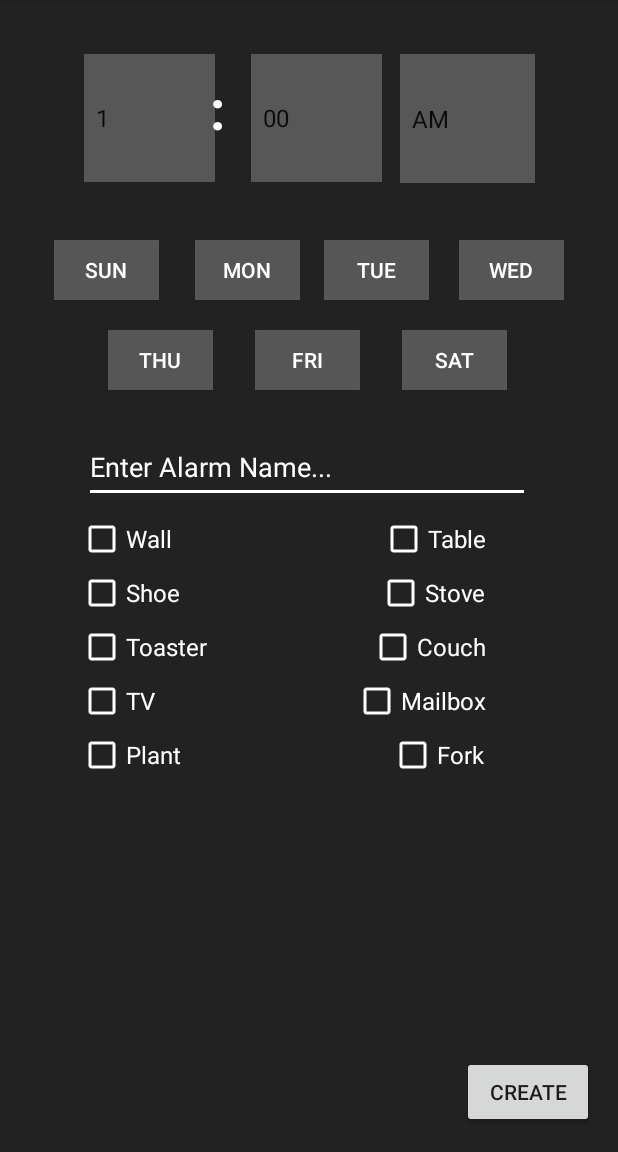
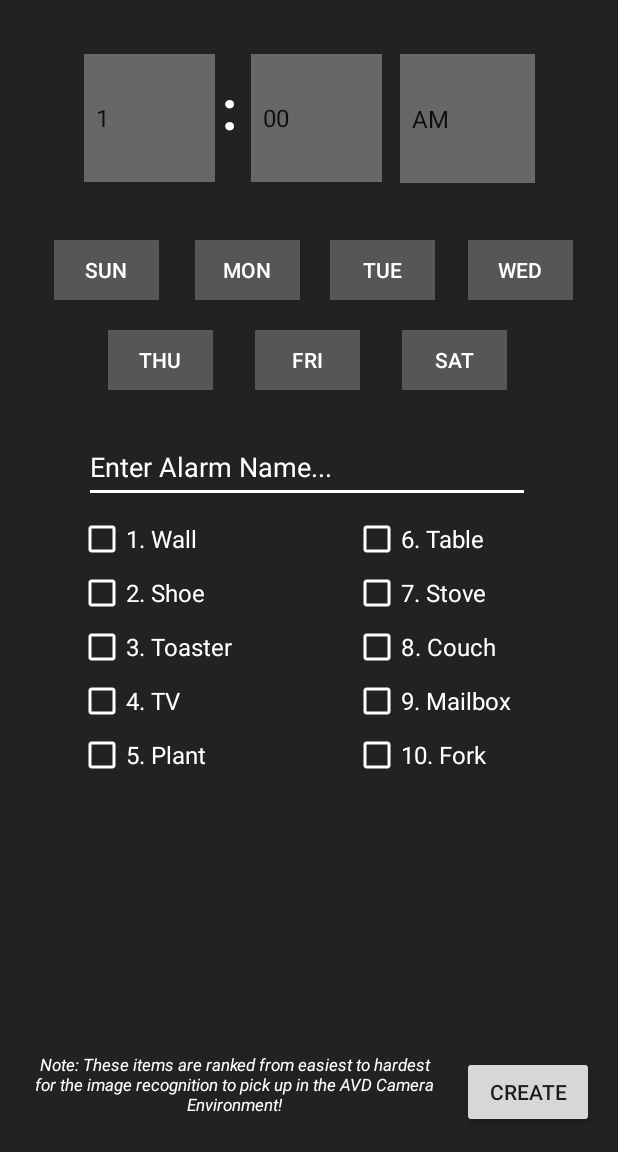
Before and after one commit to dan-rds/SnapAlarm, an Android app: the AlarmPage screen opened directly, with no data from a screen before it, on a phone screen of 412 x 824 dp, the part 84-1236 px from its top. Run offline under Robolectric (Android 15) with nearby library versions, the light colour scheme and no system bars.

Commit message:
Changed spacing for alarm page

```diff
--- a/app/src/main/res/layout/activity_alarm_page.xml
+++ b/app/src/main/res/layout/activity_alarm_page.xml
@@ -11,65 +11,66 @@
         android:id="@+id/item05"
         android:layout_width="wrap_content"
         android:layout_height="wrap_content"
+        android:layout_marginStart="235dp"
         android:layout_marginTop="8dp"
-        android:layout_marginEnd="88dp"
         android:buttonTint="@color/white"
         android:text="@string/item05"
         android:textColor="@color/white"
         android:textSize="16sp"
-        app:layout_constraintEnd_toEndOf="parent"
+        app:layout_constraintStart_toStartOf="parent"
         app:layout_constraintTop_toBottomOf="@+id/nameEdit" />
 
     <CheckBox
         android:id="@+id/item06"
         android:layout_width="wrap_content"
         android:layout_height="wrap_content"
+        android:layout_marginStart="235dp"
         android:layout_marginTop="4dp"
-        android:layout_marginEnd="88dp"
         android:buttonTint="@color/white"
         android:text="@string/item06"
         android:textColor="@color/white"
         android:textSize="16sp"
-        app:layout_constraintEnd_toEndOf="parent"
+        app:layout_constraintStart_toStartOf="parent"
         app:layout_constraintTop_toBottomOf="@+id/item05" />
 
     <CheckBox
         android:id="@+id/item07"
         android:layout_width="wrap_content"
         android:layout_height="wrap_content"
+        android:layout_marginStart="235dp"
         android:layout_marginTop="4dp"
-        android:layout_marginEnd="88dp"
         android:buttonTint="@color/white"
         android:text="@string/item07"
         android:textColor="@color/white"
         android:textSize="16sp"
-        app:layout_constraintEnd_toEndOf="parent"
+        app:layout_constraintStart_toStartOf="parent"
         app:layout_constraintTop_toBottomOf="@+id/item06" />
 
     <CheckBox
         android:id="@+id/item08"
         android:layout_width="wrap_content"
         android:layout_height="wrap_content"
+        android:layout_marginStart="235dp"
         android:layout_marginTop="4dp"
-        android:layout_marginEnd="88dp"
         android:buttonTint="@color/white"
         android:text="@string/item08"
+        android:textAlignment="viewStart"
         android:textColor="@color/white"
         android:textSize="16sp"
-        app:layout_constraintEnd_toEndOf="parent"
+        app:layout_constraintStart_toStartOf="parent"
         app:layout_constraintTop_toBottomOf="@+id/item07" />
 
     <CheckBox
         android:id="@+id/item09"
         android:layout_width="wrap_content"
         android:layout_height="wrap_content"
+        android:layout_marginStart="235dp"
         android:layout_marginTop="4dp"
-        android:layout_marginEnd="89dp"
         android:buttonTint="@color/white"
         android:text="@string/item09"
         android:textColor="@color/white"
         android:textSize="16sp"
-        app:layout_constraintEnd_toEndOf="parent"
+        app:layout_constraintStart_toStartOf="parent"
         app:layout_constraintTop_toBottomOf="@+id/item08" />
 
     <Spinner
@@ -79,28 +80,18 @@
         android:layout_marginStart="56dp"
         android:layout_marginTop="36dp"
         android:background="@color/light_grey"
-        android:backgroundTintMode="add"
-        android:dropDownWidth="80dp"
-        android:dropDownSelector="@color/light_grey"
-        android:popupElevation="20sp"
-        android:textColor="@color/white"
-        android:textSize="36sp"
+        android:backgroundTint="@color/white"
         app:layout_constraintStart_toStartOf="parent"
         app:layout_constraintTop_toTopOf="parent" />
 
     <Spinner
         android:id="@+id/minSpin"
-        style="@android:style/Widget.DeviceDefault.Light.Spinner"
         android:layout_width="87dp"
         android:layout_height="85dp"
         android:layout_marginStart="24dp"
         android:layout_marginTop="36dp"
         android:background="@color/light_grey"
-        android:dropDownSelector="@color/light_grey"
-        android:popupElevation="20sp"
-        android:textAlignment="gravity"
-        android:textColor="@color/white"
-        android:textSize="36sp"
+        android:backgroundTint="@color/white"
         app:layout_constraintStart_toEndOf="@+id/hourSpin"
         app:layout_constraintTop_toTopOf="parent" />
 
@@ -110,11 +101,9 @@
         android:layout_height="86dp"
         android:layout_marginStart="12dp"
         android:layout_marginTop="36dp"
+
+        android:backgroundTint="@color/white"
         android:background="@color/light_grey"
-        android:dropDownSelector="@color/light_grey"
-        android:popupElevation="20sp"
-        android:textColor="@color/white"
-        android:textSize="36sp"
         app:layout_constraintStart_toEndOf="@+id/minSpin"
         app:layout_constraintTop_toTopOf="parent" />
 
@@ -122,7 +111,7 @@
         android:id="@+id/colon"
         android:layout_width="36dp"
         android:layout_height="62dp"
-        android:layout_marginStart="140dp"
+        android:layout_marginStart="148dp"
         android:layout_marginTop="48dp"
         android:text="@string/colon"
         android:textAppearance="@style/TextAppearance.AppCompat.Large"
@@ -188,9 +177,9 @@
         android:id="@+id/wedButt"
         android:layout_width="70dp"
         android:layout_height="40dp"
-        android:layout_marginStart="16dp"
+        android:layout_marginStart="20dp"
         android:layout_marginTop="160dp"
-        android:layout_marginEnd="32dp"
+        android:layout_marginEnd="28dp"
         android:background="@drawable/color_toggle"
         android:text="@string/wed"
         android:textColor="@color/white"
@@ -204,7 +193,7 @@
         android:id="@+id/tueButt"
         android:layout_width="70dp"
         android:layout_height="40dp"
-        android:layout_marginStart="16dp"
+        android:layout_marginStart="20dp"
         android:layout_marginTop="160dp"
         android:background="@drawable/color_toggle"
         android:text="@string/tue"
@@ -293,9 +282,9 @@
         android:buttonTint="@color/white"
         android:text="@string/item00"
         android:textColor="@color/white"
+        android:textSize="16sp"
         app:layout_constraintStart_toStartOf="parent"
-        app:layout_constraintTop_toBottomOf="@+id/nameEdit"
-        android:textSize="16sp" />
+        app:layout_constraintTop_toBottomOf="@+id/nameEdit" />
 
     <CheckBox
         android:id="@+id/item02"
@@ -323,5 +312,19 @@
         app:layout_constraintStart_toStartOf="parent"
         app:layout_constraintTop_toBottomOf="@+id/item03" />
 
+    <TextView
+        android:id="@+id/warning"
+        android:layout_width="280dp"
+        android:layout_height="50dp"
+        android:layout_marginEnd="12dp"
+        android:layout_marginBottom="20dp"
+        android:gravity="center"
+        android:text="@string/warn"
+        android:textColor="@color/white"
+        android:textSize="11sp"
+        android:textStyle="italic"
+        app:layout_constraintBottom_toBottomOf="parent"
+        app:layout_constraintEnd_toStartOf="@+id/createButt" />
+
 
 </android.support.constraint.ConstraintLayout>
--- a/app/src/main/res/values/strings.xml
+++ b/app/src/main/res/values/strings.xml
@@ -13,17 +13,18 @@
     <string name="thu">Thu</string>
     <string name="fri">Fri</string>
     <string name="sat">Sat</string>
-    <string name="item00">Wall</string>
-    <string name="item01">Shoe</string>
-    <string name="item02">Toaster</string>
-    <string name="item03">TV</string>
-    <string name="item04">Plant</string>
-    <string name="item05">Table</string>
-    <string name="item06">Stove</string>
-    <string name="item07">Couch</string>
-    <string name="item08">Mailbox</string>
-    <string name="item09">Fork</string>
+    <string name="item00">1. Wall</string>
+    <string name="item01">2. Shoe</string>
+    <string name="item02">3. Toaster</string>
+    <string name="item03">4. TV</string>
+    <string name="item04">5. Plant</string>
+    <string name="item05">6. Table</string>
+    <string name="item06">7. Stove</string>
+    <string name="item07">8. Couch</string>
+    <string name="item08">9. Mailbox</string>
+    <string name="item09">10. Fork</string>
     <string name="create">Create</string>
+    <string name="warn">Note: These items are ranked from easiest to hardest for the image recognition to pick up in the AVD Camera Environment!</string>
 
     <string name="colon">:</string>
     <string name="title_activity_alarm_trigger">AlarmTrigger</string>
```
